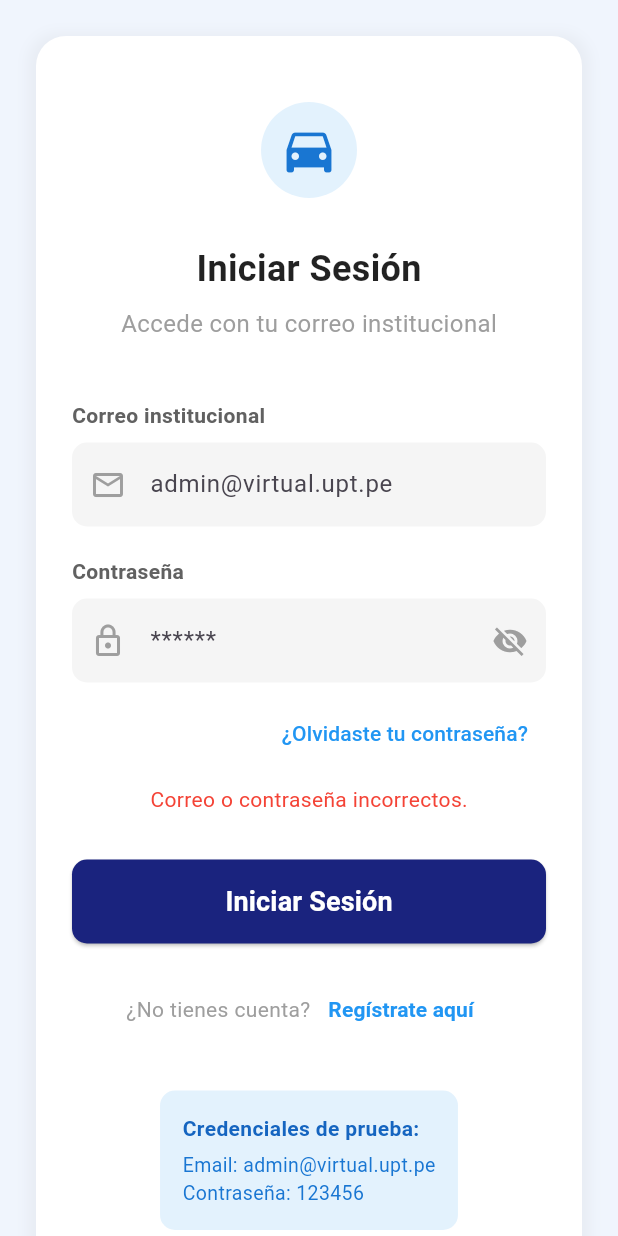
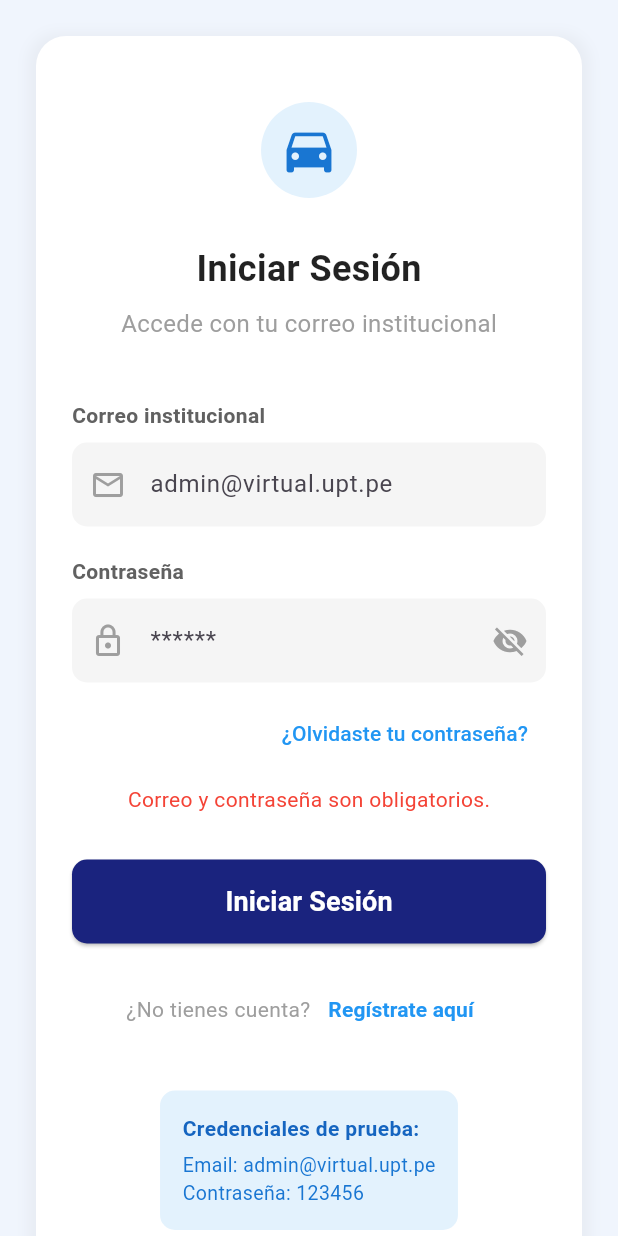
Before and after one commit to Marant7/MovUni, a Flutter app: the screen it shows after launch, after a tap on "Saltar", after a tap on "Empezar", after a tap on "Iniciar Sesión", on a phone screen of 412 x 824 dp. Run offline on Flutter 3.47's test engine with Material 3 defaults, Android fonts, the phone set to English and light mode, and no system bars; our stand-ins replace cloud_firestore, firebase_auth, firebase_core, introduction_screen, shared_preferences; accounts and stored records are empty.

```diff
--- a/lib/login.dart
+++ b/lib/login.dart
@@ -1,4 +1,45 @@
 import 'package:flutter/material.dart';
+import 'package:firebase_auth/firebase_auth.dart';
+
+// Vistas de dashboard para cada tipo de usuario
+class AdminDashboard extends StatelessWidget {
+  @override
+  Widget build(BuildContext context) => Scaffold(
+        appBar: AppBar(title: const Text('Administrador')),
+        body: const Center(
+          child: Text(
+            '¡Bienvenido Administrador!',
+            style: TextStyle(fontSize: 24, fontWeight: FontWeight.bold),
+          ),
+        ),
+      );
+}
+
+class EstudianteDashboard extends StatelessWidget {
+  @override
+  Widget build(BuildContext context) => Scaffold(
+        appBar: AppBar(title: const Text('Estudiante')),
+        body: const Center(
+          child: Text(
+            '¡Bienvenido Estudiante!',
+            style: TextStyle(fontSize: 24, fontWeight: FontWeight.bold),
+          ),
+        ),
+      );
+}
+
+class ConductorDashboard extends StatelessWidget {
+  @override
+  Widget build(BuildContext context) => Scaffold(
+        appBar: AppBar(title: const Text('Conductor')),
+        body: const Center(
+          child: Text(
+            '¡Bienvenido Conductor!',
+            style: TextStyle(fontSize: 24, fontWeight: FontWeight.bold),
+          ),
+        ),
+      );
+}
 
 class LoginPage extends StatefulWidget {
   const LoginPage({Key? key}) : super(key: key);
@@ -15,27 +56,52 @@ class _LoginPageState extends State<LoginPage> {
   bool _isPasswordVisible = false;
   String? _errorMessage;
 
-  void _login() {
+  Future<void> _login() async {
     setState(() {
       _errorMessage = null; // Clear previous errors
     });
 
-    final String email = _emailController.text;
-    final String password = _passwordController.text;
+    final String email = _emailController.text.trim();
+    final String password = _passwordController.text.trim();
 
-    // Simulate authentication
-    if (email == 'admin@virtual.upt.pe' && password == '123456') {
-      // In a real app, you would navigate to the home screen
-      print('Login successful!');
-      // For this example, we'll just show a success message or navigate
-      ScaffoldMessenger.of(context).showSnackBar(
-        const SnackBar(content: Text('Inicio de sesión exitoso!')),
+    if (email.isEmpty || password.isEmpty) {
+      setState(() {
+        _errorMessage = 'Correo y contraseña son obligatorios.';
+      });
+      return;
+    }
+
+    try {
+      await FirebaseAuth.instance.signInWithEmailAndPassword(
+        email: email,
+        password: password,
       );
-    } else {
+
+      // Redirige según el tipo de usuario
+      if (email == 'admin@virtual.upt.pe') {
+        Navigator.pushReplacement(
+            context,
+            MaterialPageRoute(
+                builder: (_) => AdminDashboard()));
+      } else if (email == 'estudiante@virtual.upt.pe') {
+        Navigator.pushReplacement(
+            context,
+            MaterialPageRoute(
+                builder: (_) => EstudianteDashboard()));
+      } else if (email == 'conductor@virtual.upt.pe') {
+        Navigator.pushReplacement(
+            context,
+            MaterialPageRoute(
+                builder: (_) => ConductorDashboard()));
+      } else {
+        setState(() {
+          _errorMessage = 'Usuario no reconocido.';
+        });
+      }
+    } on FirebaseAuthException catch (e) {
       setState(() {
-        _errorMessage = 'Correo o contraseña incorrectos.';
+        _errorMessage = 'Credenciales incorrectas: ${e.message}';
       });
-      print('Login failed: Invalid credentials');
     }
   }
 
--- a/lib/main.dart
+++ b/lib/main.dart
@@ -1,9 +1,12 @@
 import 'package:flutter/material.dart';
+import 'package:firebase_core/firebase_core.dart';
 import 'package:shared_preferences/shared_preferences.dart';
 import 'login.dart';
 import 'onboarding.dart';
 
-void main() {
+void main() async {
+  WidgetsFlutterBinding.ensureInitialized();
+  await Firebase.initializeApp();
   runApp(const MainApp());
 }
 
```
